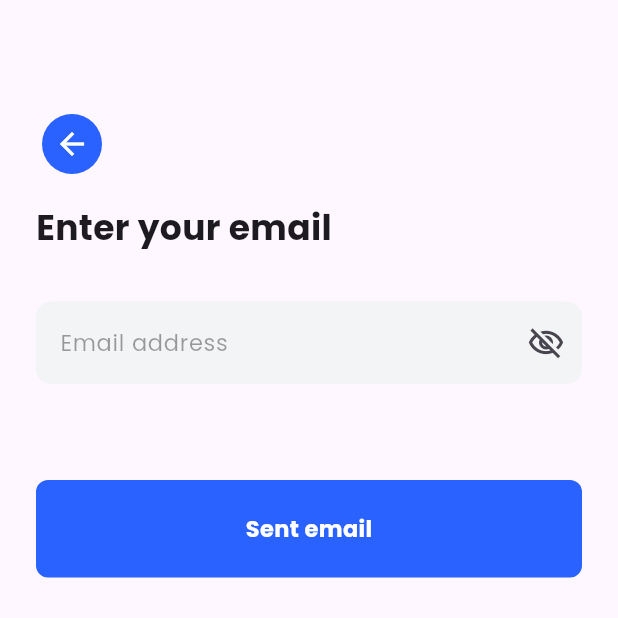
After one commit to muzzammil763/e_learning_app, a Flutter app: the screen it shows after launch, after a tap on "FP 1", on a phone screen of 412 x 824 dp, the top half of it. The commit adds this screen. Run offline on Flutter 3.47's test engine with Material 3 defaults, Android fonts, the phone set to English and light mode, and no system bars; our stand-ins replace google_fonts.

Commit message:
added 1st screen of forgot password

```diff
--- /dev/null
+++ b/lib/Screens/forgot_password1.dart
@@ -0,0 +1,116 @@
+import 'package:flutter/material.dart';
+
+class FP1Screen extends StatefulWidget {
+  const FP1Screen({super.key});
+
+  @override
+  State<FP1Screen> createState() => _FP1ScreenState();
+}
+
+class _FP1ScreenState extends State<FP1Screen> {
+  bool passwordVisible = false;
+  @override
+  Widget build(BuildContext context) {
+    return Scaffold(
+      body: Padding(
+        padding: const EdgeInsets.only(
+          left: 24,
+          right: 24,
+          top: 72,
+        ),
+        child: Column(
+          crossAxisAlignment: CrossAxisAlignment.start,
+          children: [
+            FloatingActionButton.small(
+              elevation: 0,
+              shape: const CircleBorder(),
+              onPressed: () {},
+              backgroundColor: Colors.blueAccent[700],
+              child: const Icon(
+                Icons.arrow_back,
+                color: Colors.white,
+              ),
+            ),
+            const SizedBox(
+              height: 16,
+            ),
+            const Text(
+              "Enter your email",
+              style: TextStyle(
+                fontSize: 23,
+                fontWeight: FontWeight.bold,
+              ),
+            ),
+            const SizedBox(
+              height: 32,
+            ),
+            TextField(
+              style: const TextStyle(
+                fontSize: 15,
+                color: Colors.black,
+              ),
+              obscureText: passwordVisible,
+              decoration: InputDecoration(
+                border: OutlineInputBorder(
+                  borderRadius: BorderRadius.circular(10),
+                  borderSide: BorderSide.none,
+                ),
+                // helperText:
+                // "The email address you provided is not associated with your account",
+                // helperStyle: TextStyle(
+                // color: Colors.red[900],
+                // fontSize: 12,
+                // ),
+                hintText: "Email address",
+                hintStyle: const TextStyle(
+                  color: Colors.black38,
+                  fontSize: 15,
+                ),
+                suffixIcon: IconButton(
+                  icon: Icon(
+                    passwordVisible
+                        ? Icons.visibility_outlined
+                        : Icons.visibility_off_outlined,
+                    size: 25,
+                  ),
+                  onPressed: () {
+                    setState(
+                      () {
+                        passwordVisible = !passwordVisible;
+                      },
+                    );
+                  },
+                ),
+                filled: true,
+                fillColor: const Color(0XFFF3F4F6),
+              ),
+              keyboardType: TextInputType.visiblePassword,
+              textInputAction: TextInputAction.done,
+            ),
+            const SizedBox(
+              height: 64,
+            ),
+            Container(
+              height: 65,
+              width: double.infinity,
+              decoration: BoxDecoration(
+                borderRadius: BorderRadius.circular(8),
+                color: Colors.blueAccent[700],
+              ),
+              child: const Center(
+                child: Text(
+                  'Sent email',
+                  style: TextStyle(
+                    color: Colors.white,
+                    fontWeight: FontWeight.bold,
+                    fontSize: 15,
+                  ),
+                ),
+              ),
+            ),
+          ],
+        ),
+      ),
+    );
+  }
+}
--- a/lib/Screens/screen_selecter.dart
+++ b/lib/Screens/screen_selecter.dart
@@ -1,3 +1,4 @@
+import 'package:e_learning_ui/Screens/forgot_password1.dart';
 import 'package:e_learning_ui/Screens/onboarding.dart';
 import 'package:e_learning_ui/Screens/sign_in.dart';
 import 'package:e_learning_ui/Screens/sign_up.dart';
@@ -222,6 +223,11 @@ class ScreenSelecter extends StatelessWidget {
                 child: Row(
                   children: [
                     Expanded(
+                      child: InkWell(
+                        onTap: () {
+                          Navigator.of(context).push(MaterialPageRoute(
+                              builder: (context) => const FP1Screen()));
+                        },
                         child: Container(
                           height: 50,
                           width: double.infinity,
@@ -236,6 +242,7 @@ class ScreenSelecter extends StatelessWidget {
                                 fontSize: 12,
                                 fontWeight: FontWeight.bold,
                                 color: Colors.black,
+                              ),
                             ),
                           ),
                         ),
```
Lines whose indentation alone changed are shown as unchanged.
